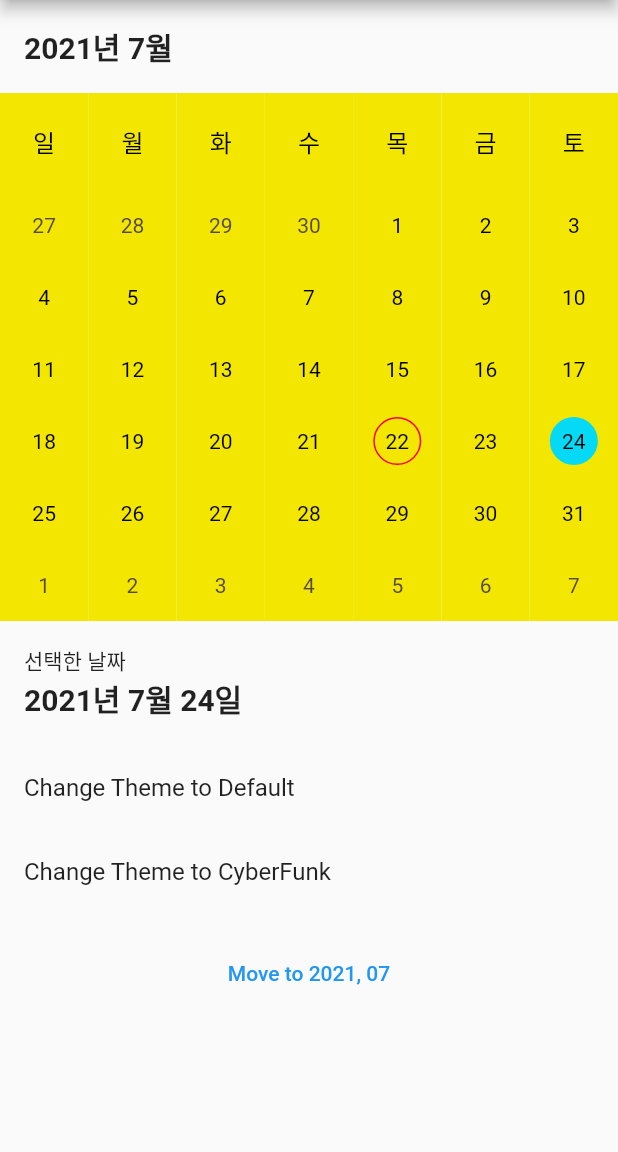
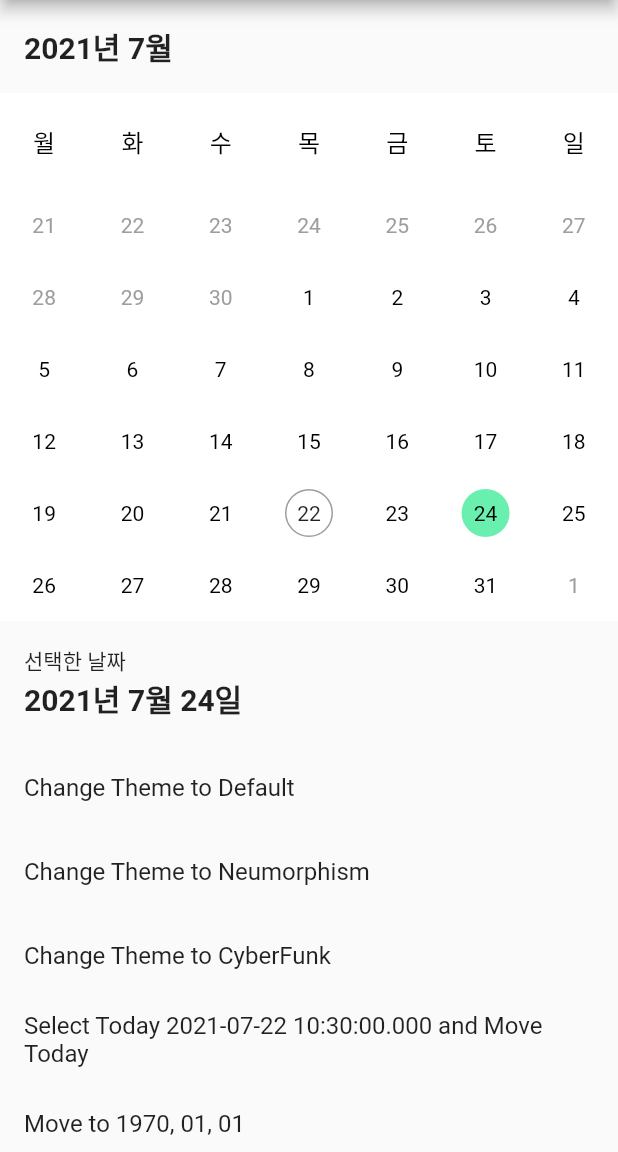
Before and after one commit to ChangJoo-Park/flutter_monthly_calendar, a Flutter app: the screen it shows after launch, on a phone screen of 412 x 824 dp, the part 84-1236 px from its top. Run offline on Flutter 3.47's test engine with Material 2 defaults, Android fonts, the phone set to English and light mode, and no system bars; drawn by our look-alikes of expandable_page_view.

Commit message:
Update example

```diff
--- a/example/lib/main.dart
+++ b/example/lib/main.dart
@@ -22,8 +22,8 @@ class MyApp extends StatelessWidget {
 class MyHomePage extends StatefulWidget {
   MyHomePage({Key? key, required this.title}) : super(key: key);
 
-  final DateTime startDateTime = DateTime(2020, 01, 01).toLocal();
-  final DateTime endDateTime = DateTime(2021, 12, 31).toLocal();
+  final DateTime startDateTime = DateTime(1970, 01, 01).toLocal();
+  final DateTime endDateTime = DateTime(2035, 12, 31).toLocal();
   final DateTime selectedDateTime = DateTime.now().add(Duration(days: 2));
 
   final String title;
@@ -36,7 +36,7 @@ class _MyHomePageState extends State<MyHomePage> {
   late DateTime selectedDateTime;
   late String title = '선택해주세요.';
   late EventCalendarController controller;
-  late EventCalendarThemeData theme = CyberFunkEventCalendarThemeData();
+  late EventCalendarThemeData theme = DefaultEventCalendarThemeData();
   @override
   void initState() {
     selectedDateTime = widget.selectedDateTime;
@@ -63,7 +63,7 @@ class _MyHomePageState extends State<MyHomePage> {
           SliverToBoxAdapter(
             child: EventCalendar(
               controller: controller,
-              firstWeekday: DateTime.sunday,
+              firstWeekday: DateTime.monday,
               shortHeader: true,
               theme: theme,
               locale: KoreanEventCalendarLocale(),
@@ -105,6 +105,14 @@ class _MyHomePageState extends State<MyHomePage> {
               },
             ),
             ListTile(
+              title: Text('Change Theme to Neumorphism'),
+              onTap: () {
+                setState(() {
+                  theme = NeumorphicEventCalendarThemeData();
+                });
+              },
+            ),
+            ListTile(
               title: Text('Change Theme to CyberFunk'),
               onTap: () {
                 setState(() {
@@ -112,18 +120,28 @@ class _MyHomePageState extends State<MyHomePage> {
                 });
               },
             ),
+            ListTile(
+              title: Text('Select Today ${DateTime.now()} and Move Today'),
+              onTap: () {
+                setState(() {
+                  selectedDateTime = DateTime.now();
+                });
+                controller.moveTo(selectedDateTime);
+              },
+            ),
+            ListTile(
+              title: Text('Move to 1970, 01, 01'),
+              onTap: () {
+                controller.moveTo(DateTime(1970, 01, 01));
+              },
+            ),
+            ListTile(
+              title: Text('Move to 2035, 12, 31'),
+              onTap: () {
+                controller.moveTo(DateTime(2035, 12, 31));
+              },
+            ),
           ])),
-          SliverToBoxAdapter(
-            child: Container(
-              padding: const EdgeInsets.all(16),
-              child: TextButton(
-                onPressed: () {
-                  controller.moveTo(DateTime(2021, 07));
-                },
-                child: Text("Move to 2021, 07"),
-              ),
-            ),
-          ),
         ],
       ),
     );
```
